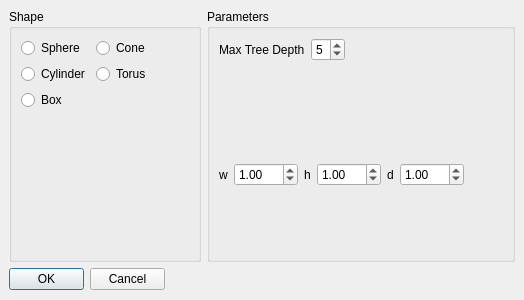
Above: ModelagemQT/octree/newoctreedialog.ui from RicardoBusta/Doutorado before the change. Below: the same form after it.
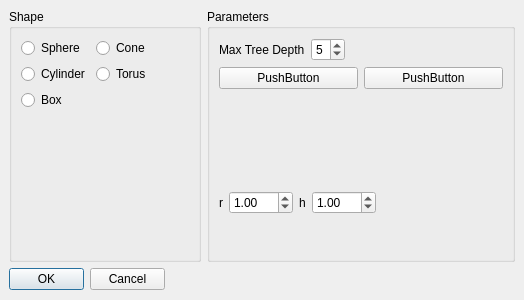
That is the form after the change. The open tabs and pages were chosen to show the change. Icons and pictures are not drawn.

```diff
--- a/ModelagemQT/octree/newoctreedialog.ui
+++ b/ModelagemQT/octree/newoctreedialog.ui
@@ -152,6 +152,24 @@
          </item>
         </layout>
        </item>
+       <item>
+        <layout class="QHBoxLayout" name="horizontalLayout_8">
+         <item>
+          <widget class="QPushButton" name="faceColor">
+           <property name="text">
+            <string>PushButton</string>
+           </property>
+          </widget>
+         </item>
+         <item>
+          <widget class="QPushButton" name="lineColor">
+           <property name="text">
+            <string>PushButton</string>
+           </property>
+          </widget>
+         </item>
+        </layout>
+       </item>
        <item>
         <widget class="QStackedWidget" name="stackedWidget">
          <property name="currentIndex">
@@ -470,7 +488,7 @@
              <item>
               <widget class="QLabel" name="label_9">
                <property name="text">
-                <string>w</string>
+                <string>r</string>
                </property>
               </widget>
              </item>
@@ -498,30 +516,7 @@
               </widget>
              </item>
              <item>
-              <widget class="QDoubleSpinBox" name="doubleSpinBox_9">
-               <property name="minimum">
-                <double>0.100000000000000</double>
-               </property>
-               <property name="maximum">
-                <double>100.000000000000000</double>
-               </property>
-               <property name="singleStep">
-                <double>0.100000000000000</double>
-               </property>
-               <property name="value">
-                <double>1.000000000000000</double>
-               </property>
-              </widget>
-             </item>
-             <item>
-              <widget class="QLabel" name="label_11">
-               <property name="text">
-                <string>d</string>
-               </property>
-              </widget>
-             </item>
-             <item>
-              <widget class="QDoubleSpinBox" name="doubleSpinBox_10">
+              <widget class="QDoubleSpinBox" name="cone_height">
                <property name="minimum">
                 <double>0.100000000000000</double>
                </property>
```
Left out of the diff: 18 changed lines with no effect on the pictures.
